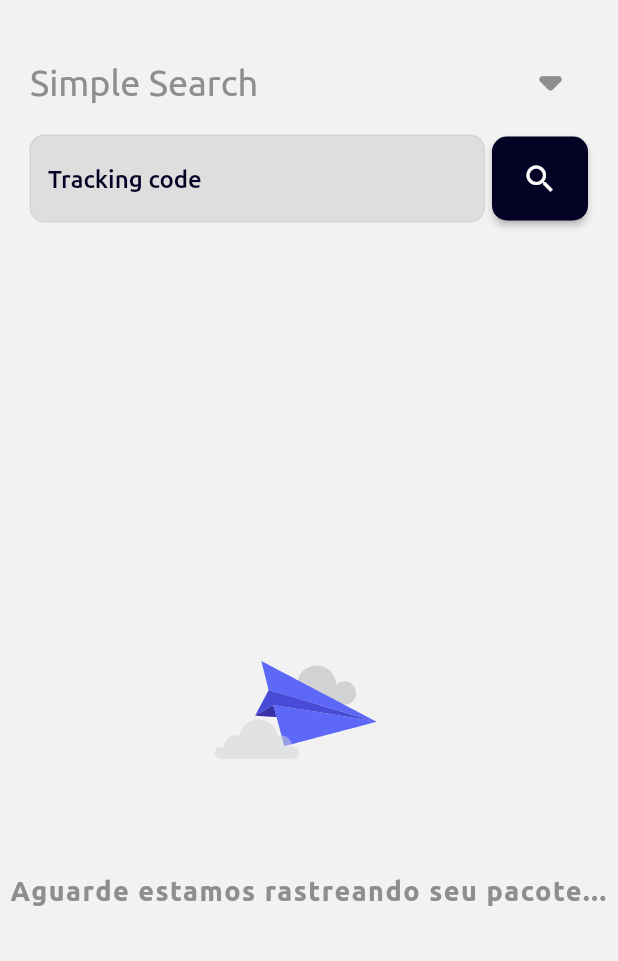
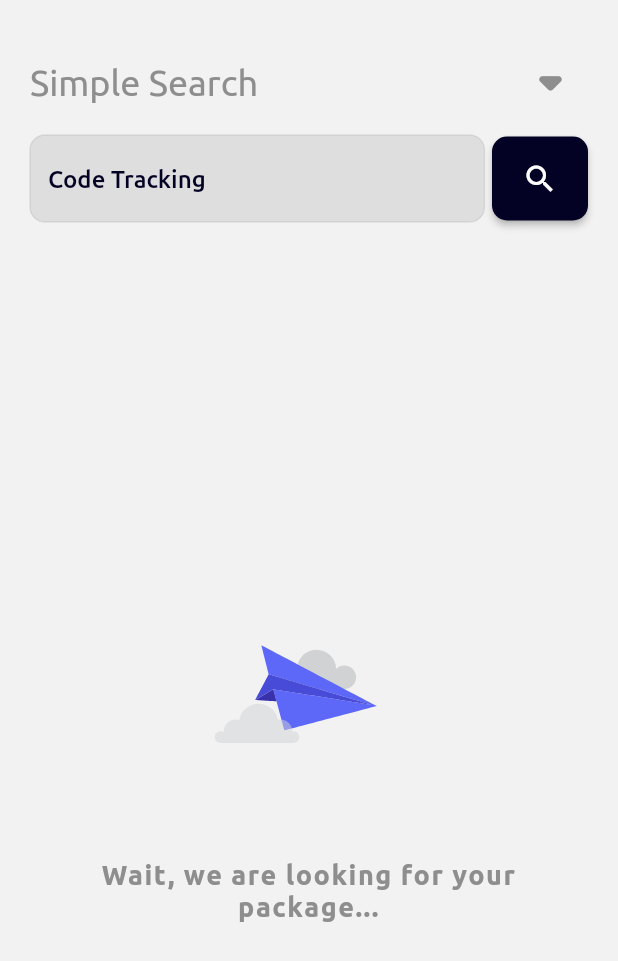
Before and after one commit to LuizFelipeOC/your-tracker, a Flutter app: the ModalSearchPackges widget shown alone on an empty page, opened directly, on a phone screen of 412 x 824 dp. Shown: the top 961 px of the screen. Run offline on Flutter 3.47's test engine with Material 2 defaults, Android fonts, the phone set to English and light mode, and no system bars; our stand-ins replace flutter_modular, lottie, result_dart; missing offline and left inert: uno; generated files the repository leaves out were written again; statements that could not run were skipped.

Commit message:
refactor: :recycle: apply literals texts

```diff
--- a/lib/src/modules/welcome/presentation/widgets/modal_seach_packages.dart
+++ b/lib/src/modules/welcome/presentation/widgets/modal_seach_packages.dart
@@ -1,5 +1,6 @@
 import 'package:flutter/material.dart';
 import 'package:flutter_modular/flutter_modular.dart';
+import 'package:flutter_gen/gen_l10n/app_localizations.dart';
 
 import '../../../../core/themes/app_colors.dart';
 import '../../../../core/themes/app_images.dart';
@@ -27,7 +28,7 @@ class _ModalSearchPackgesState extends State<ModalSearchPackges> {
             children: [
               Flexible(
                 child: Text(
-                  'Simple Search',
+                  AppLocalizations.of(context)!.simpleSearch,
                   style: Theme.of(context).textTheme.headlineSmall,
                 ),
               ),
@@ -54,7 +55,7 @@ class _ModalSearchPackgesState extends State<ModalSearchPackges> {
                   cursorColor: AppColors.secondaryColor,
                   onChanged: (value) {},
                   decoration: InputDecoration(
-                    hintText: 'Tracking code',
+                    hintText: AppLocalizations.of(context)!.trackingCode,
                     hintStyle: Theme.of(context).textTheme.labelLarge,
                     counterText: '',
                   ),
@@ -82,9 +83,12 @@ class _ModalSearchPackgesState extends State<ModalSearchPackges> {
                   pathAnimation: AppImage.laoding,
                   width: MediaQuery.of(context).size.width * .7,
                 ),
-                const Text(
-                  'Aguarde estamos rastreando seu pacote...',
-                  textAlign: TextAlign.center,
+                Padding(
+                  padding: const EdgeInsets.symmetric(horizontal: 20),
+                  child: Text(
+                    AppLocalizations.of(context)!.searchingPackage,
+                    textAlign: TextAlign.center,
+                  ),
                 )
               ],
             ),
```
